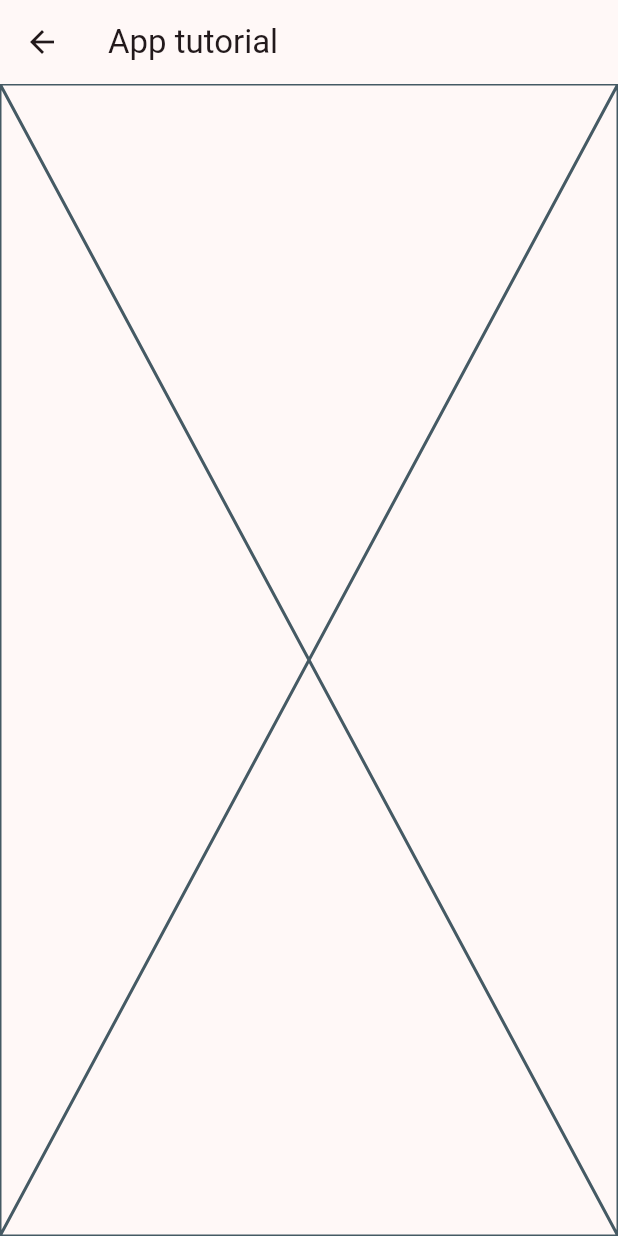
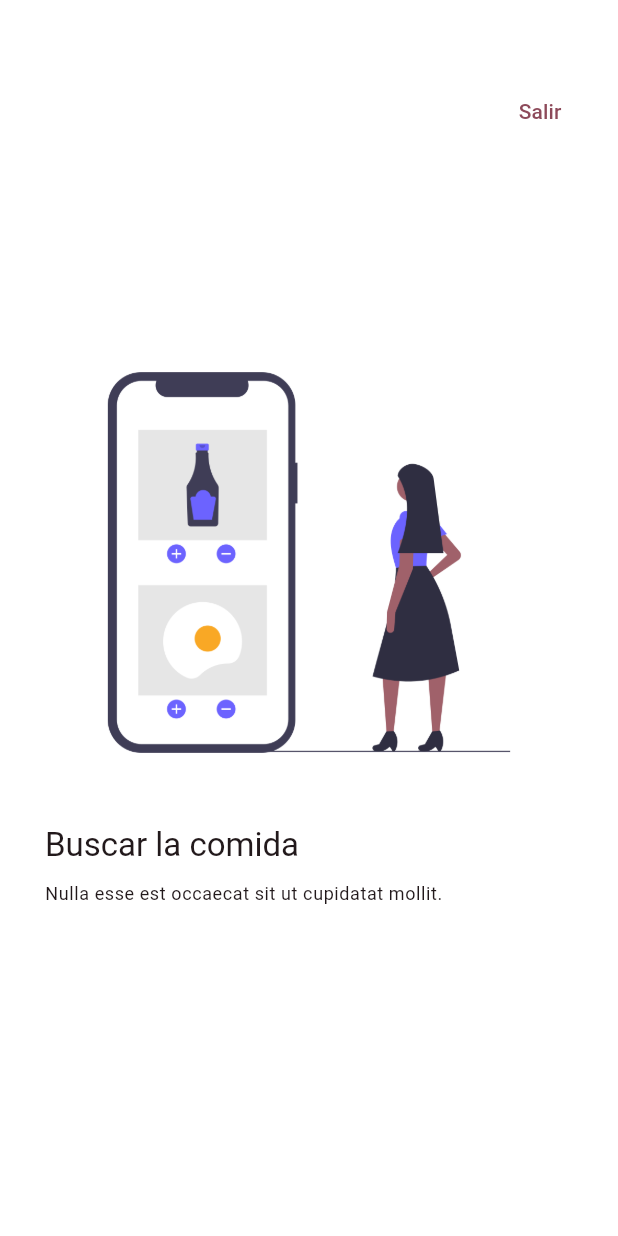
Before and after one commit to vicmazch/flutter-ui-elements, a Flutter app: the AppTutorialScreen screen opened directly, on a phone screen of 412 x 824 dp. Run offline on Flutter 3.47's test engine with Material 2 defaults, Android fonts, the phone set to English and light mode, and no system bars; our stand-ins replace animate_do, go_router.

Commit message:
Tutorial app finish, update assets...

```diff
--- a/lib/config/menu/menu_item.dart
+++ b/lib/config/menu/menu_item.dart
@@ -22,4 +22,5 @@ const List<MenuItem> appMenuItems = [
    MenuItem(title: 'Snackbars & Dialogs', subTitle: 'Indicadores', link: '/snackbar', icon: Icons.info_outline),
    MenuItem(title: 'Animated Container', subTitle: 'Stateful widget animated', link: '/animations', icon: Icons.animation_outlined),
    MenuItem(title: 'UI Controls', subTitle: 'Checkboxes, radius, and tiles', link: '/ui-controls', icon: Icons.check_circle_outline_outlined),
+   MenuItem(title: 'App tutorial', subTitle: 'Tutorial app...', link: '/app-tutorial', icon: Icons.insert_comment_rounded),
 ];
--- a/lib/config/router/app_router.dart
+++ b/lib/config/router/app_router.dart
@@ -40,5 +40,10 @@ final appRouter = GoRouter(
       name: UIControlsScreen.name,
       builder: (context, state) => const UIControlsScreen(),
     ),
+    GoRoute(
+      path: '/app-tutorial',
+      name: AppTutorialScreen.name,
+      builder: (context, state) => const AppTutorialScreen(),
+    ),
   ],
 );
--- a/lib/presentation/screens/app_tutorial/app_tutorial_screen.dart
+++ b/lib/presentation/screens/app_tutorial/app_tutorial_screen.dart
@@ -1,17 +1,131 @@
+import 'package:animate_do/animate_do.dart';
 import 'package:flutter/material.dart';
+import 'package:go_router/go_router.dart';
 
-class AppTutorialScreen extends StatelessWidget {
+class SlideInfo {
+  final String title;
+  final String caption;
+  final String imageUrl;
+
+  SlideInfo(this.title, this.caption, this.imageUrl);
+}
+
+final List<SlideInfo> slides = [
+  SlideInfo('Buscar la comida', 'Nulla esse est occaecat sit ut cupidatat mollit.', 'assets/images/1.png'),
+  SlideInfo('Entrega rápida', 'Mollit aute proident pariatur nostrud.', 'assets/images/2.png'),
+  SlideInfo('Disfruta la comida', 'Eu nulla proident et fugiat proident Lorem duis minim ea ex commodo.', 'assets/images/3.png'),
+];
+
+
+class AppTutorialScreen extends StatefulWidget {
   static const name = 'tutorial_screen';
 
   const AppTutorialScreen({super.key});
 
   @override
+  State<AppTutorialScreen> createState() => _AppTutorialScreenState();
+}
+
+class _AppTutorialScreenState extends State<AppTutorialScreen> {
+
+  late final PageController ctrlPage = PageController();
+  bool endReached = false;
+
+  @override
+  void initState() {
+    ctrlPage.addListener(() {
+      final page = ctrlPage.page ?? 0;
+      if( !endReached && page >= (slides.length - 1.5)) {
+        setState(() {
+          endReached = true;
+        });
+      }
+      debugPrint('::: Page: $page');
+    });
+    super.initState();
+  }
+
+  @override
+  void dispose() {
+    ctrlPage.dispose();
+    super.dispose();
+  }
+
+  @override
   Widget build(BuildContext context) {
     return Scaffold(
-      appBar: AppBar(
-        title: const Text('App tutorial'),
-      ),
-      body: const Placeholder()
+      backgroundColor: Colors.white,
+      body: Stack(
+        children: [
+          PageView(
+            controller: ctrlPage,
+            physics: const BouncingScrollPhysics(),
+            children: slides.map((slide) => _Slide(
+              title: slide.title,
+              caption: slide.caption,
+              imageUrl: slide.imageUrl)
+            ).toList(),
+          ),
+
+          Positioned(
+            right: 20,
+            top: 50,
+            child: TextButton(
+              child: const Text('Salir'),
+              onPressed: () => context.pop(),
+            ),
+          ),
+
+          endReached ? Positioned(
+            right: 30,
+            bottom: 30,
+            child: FadeInRight(
+              from: 15,
+              delay: const Duration(milliseconds: 750),
+              child: FilledButton(
+                child: const Text('Comenzar'),
+                onPressed: () => context.pop(),
+              ),
+            ),
+          ): const SizedBox()
+        ],
+      )
     );
   }
 }
+
+class _Slide extends StatelessWidget {
+  final String title;
+  final String caption;
+  final String imageUrl;
+
+  const _Slide({
+    // super.key,
+    required this.title,
+    required this.caption,
+    required this.imageUrl
+  });
+
+  @override
+  Widget build(BuildContext context) {
+    final titleStyle = Theme.of(context).textTheme.titleLarge;
+    final captionStyle = Theme.of(context).textTheme.bodySmall;
+
+    return Padding(
+      padding: const EdgeInsets.symmetric(horizontal: 30),
+      child: Center(
+        child: Column(
+          mainAxisAlignment: MainAxisAlignment.center,
+          crossAxisAlignment: CrossAxisAlignment.start,
+          children: [
+            Image(image: AssetImage(imageUrl)),
+            const SizedBox(height: 20,),
+            Text(title, style: titleStyle,),
+            const SizedBox(height: 10,),
+            Text(caption, style: captionStyle,),
+          ],
+        ),
+      ),
+    );
+  }
+}
--- a/pubspec.yaml
+++ b/pubspec.yaml
@@ -7,6 +7,7 @@ environment:
   sdk: '>=3.0.3 <4.0.0'
 
 dependencies:
+  animate_do: ^3.0.2
   flutter:
     sdk: flutter
   go_router: ^8.0.3
@@ -18,5 +19,7 @@ dev_dependencies:
 
 flutter:
   uses-material-design: true
+
+  # To add assets to your application, add an assets section, like this:
   assets:
-    - assets/
+    - assets/images/
```
Also changed, not shown: assets/images/1.png (renamed from assets/images/tutorial/1.png), assets/images/2.png (renamed from assets/images/tutorial/2.png), assets/images/3.png (renamed from assets/images/tutorial/3.png), assets/images/jar-loading.gif (renamed from assets/images/tutorial/jar-loading.gif), pubspec.lock.
